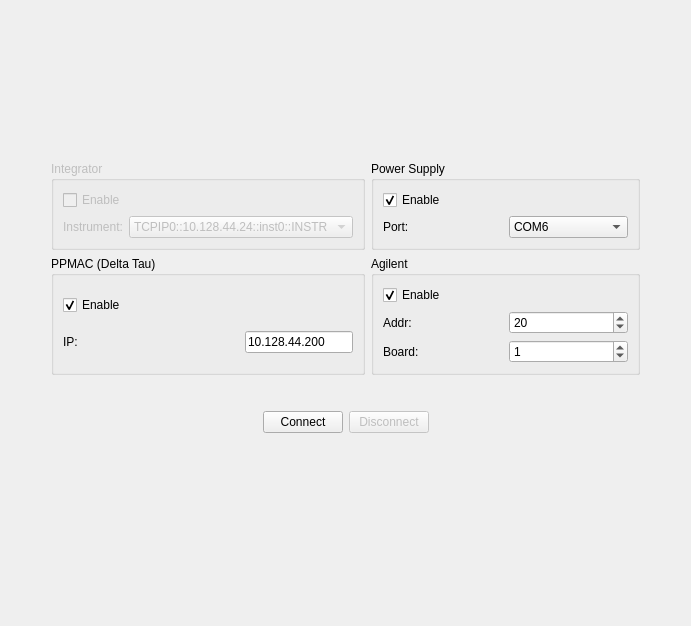
First picture: the form in flipcoil/gui/ui/connectionwidget.ui, repository lnls-ima/flip-coil-control, before the edit.
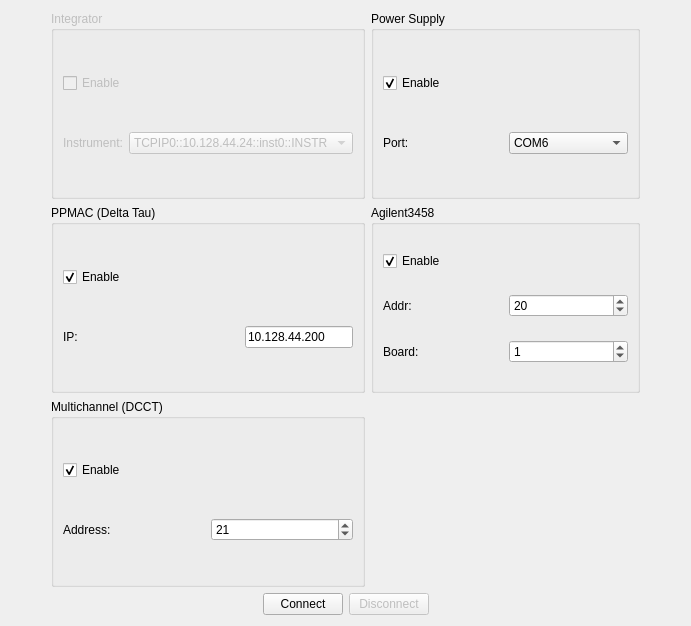
Second picture: the form after the edit.

The edit to the form file:
```diff
--- a/flipcoil/gui/ui/connectionwidget.ui
+++ b/flipcoil/gui/ui/connectionwidget.ui
@@ -14,7 +14,7 @@
    <string>Form</string>
   </property>
   <layout class="QGridLayout" name="gridLayout_2">
-   <item row="1" column="3">
+   <item row="0" column="3">
     <spacer name="horizontalSpacer_4">
      <property name="orientation">
       <enum>Qt::Horizontal</enum>
@@ -30,7 +30,7 @@
      </property>
     </spacer>
    </item>
-   <item row="1" column="2">
+   <item row="0" column="2">
     <widget class="QGroupBox" name="groupBox_4">
      <property name="enabled">
       <bool>true</bool>
@@ -68,7 +68,7 @@
      </layout>
     </widget>
    </item>
-   <item row="1" column="0">
+   <item row="0" column="0">
     <spacer name="horizontalSpacer_3">
      <property name="orientation">
       <enum>Qt::Horizontal</enum>
@@ -84,7 +84,7 @@
      </property>
     </spacer>
    </item>
-   <item row="3" column="1">
+   <item row="2" column="1">
     <widget class="QGroupBox" name="groupBox_2">
      <property name="title">
       <string>PPMAC (Delta Tau)</string>
@@ -170,20 +170,40 @@
      </item>
     </layout>
    </item>
-   <item row="6" column="1">
-    <spacer name="verticalSpacer_3">
-     <property name="orientation">
-      <enum>Qt::Vertical</enum>
+   <item row="4" column="1">
+    <widget class="QGroupBox" name="groupBox_5">
+     <property name="title">
+      <string>Multichannel (DCCT)</string>
      </property>
-     <property name="sizeHint" stdset="0">
-      <size>
-       <width>20</width>
-       <height>40</height>
-      </size>
-     </property>
-    </spacer>
+     <layout class="QGridLayout" name="gridLayout_6">
+      <item row="0" column="0">
+       <widget class="QCheckBox" name="chb_multichannel_en">
+        <property name="text">
+         <string>Enable</string>
+        </property>
+        <property name="checked">
+         <bool>true</bool>
+        </property>
+       </widget>
+      </item>
+      <item row="1" column="0">
+       <widget class="QLabel" name="label_4">
+        <property name="text">
+         <string>Address:</string>
+        </property>
+       </widget>
+      </item>
+      <item row="1" column="1">
+       <widget class="QSpinBox" name="sb_mult_addr">
+        <property name="value">
+         <number>21</number>
+        </property>
+       </widget>
+      </item>
+     </layout>
+    </widget>
    </item>
-   <item row="1" column="1">
+   <item row="0" column="1">
     <widget class="QGroupBox" name="groupBox">
      <property name="enabled">
       <bool>false</bool>
@@ -218,10 +238,10 @@
      </layout>
     </widget>
    </item>
-   <item row="3" column="2">
+   <item row="2" column="2">
     <widget class="QGroupBox" name="groupBox_3">
      <property name="title">
-      <string>Agilent</string>
+      <string>Agilent3458</string>
      </property>
      <layout class="QGridLayout" name="gridLayout_5">
       <item row="0" column="0" colspan="2">
@@ -265,38 +285,6 @@
      </layout>
     </widget>
    </item>
-   <item row="4" column="1">
-    <spacer name="verticalSpacer">
-     <property name="orientation">
-      <enum>Qt::Vertical</enum>
-     </property>
-     <property name="sizeType">
-      <enum>QSizePolicy::Minimum</enum>
-     </property>
-     <property name="sizeHint" stdset="0">
-      <size>
-       <width>20</width>
-       <height>30</height>
-      </size>
-     </property>
-    </spacer>
-   </item>
-   <item row="0" column="1">
-    <spacer name="verticalSpacer_2">
-     <property name="orientation">
-      <enum>Qt::Vertical</enum>
-     </property>
-     <property name="sizeType">
-      <enum>QSizePolicy::Fixed</enum>
-     </property>
-     <property name="sizeHint" stdset="0">
-      <size>
-       <width>20</width>
-       <height>150</height>
-      </size>
-     </property>
-    </spacer>
-   </item>
   </layout>
  </widget>
  <resources/>
```
Left out of the diff: 2 changed lines with no effect on the pictures.
